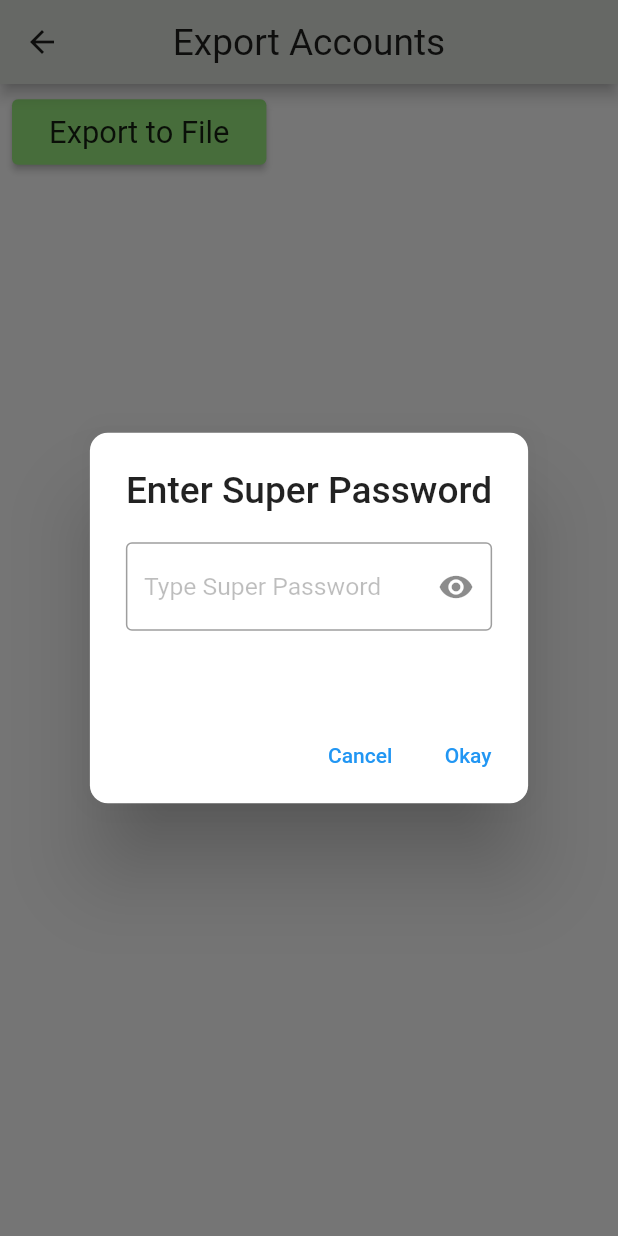
After one commit to srad1292/flutter_password_manager, a Flutter app: the ExportDataPage screen opened directly, after a tap on "Export to File", on a phone screen of 412 x 824 dp. The commit adds this screen. Run offline on Flutter 3.47's test engine with Material 2 defaults, Android fonts, the phone set to English and light mode, and no system bars; our stand-ins replace device_preview, get_it, shared_preferences, sqflite; missing offline and left inert: encrypt; accounts and stored records are empty.

Commit message:
Encyrption and decryption working. Next up is actual exporting

```diff
--- /dev/null
+++ b/example_secrets.json
@@ -0,0 +1,3 @@
+{
+  "secureKey": "abc123"
+}
--- /dev/null
+++ b/lib/modules/export/models/export_page.dart
@@ -0,0 +1,88 @@
+
+import 'package:flutter/material.dart';
+import 'package:password_manager/common/widget/password_request_dialog.dart';
+import 'package:password_manager/modules/shared/service/password.dart';
+import 'package:password_manager/modules/shared/service/settings.dart';
+import 'package:password_manager/utils/service_locator.dart';
+
+
+import 'exportdata.dart';
+
+
+class ExportDataPage extends StatefulWidget {
+  @override
+  _ExportDataPageState createState() => _ExportDataPageState();
+}
+
+class _ExportDataPageState extends State<ExportDataPage> {
+  late PasswordService _passwordService;
+  late SettingsService _settingsService;
+
+  @override
+  void initState() {
+    super.initState();
+    _settingsService = serviceLocator.get<SettingsService>();
+    _passwordService = serviceLocator.get<PasswordService>();
+  }
+
+
+  @override
+  Widget build(BuildContext context) {
+    return SafeArea(
+        child: GestureDetector(
+            onTap: () {
+              final FocusScopeNode currentScope = FocusScope.of(context);
+              if (!currentScope.hasPrimaryFocus && currentScope.hasFocus) {
+                FocusManager.instance.primaryFocus?.unfocus();
+              }
+            },
+            child: Scaffold(
+              appBar: AppBar(
+                  title: Text("Export Accounts")
+              ),
+              body: Padding(
+                  padding: const EdgeInsets.symmetric(vertical: 8.0, horizontal: 8.0),
+                  child: Column(
+                    mainAxisAlignment: MainAxisAlignment.start,
+                    crossAxisAlignment: CrossAxisAlignment.center,
+                    children: [
+                      _buildExportToFileButton()
+                    ],
+                  )
+              ),
+              resizeToAvoidBottomInset: false,
+            )
+        )
+    );
+  }
+
+  Widget _buildExportToFileButton() {
+    return ElevatedButton(
+      onPressed: () async {
+        ExportData? data = await getExportData();
+        if(data == null) { return; }
+      },
+      child: Text("Export to File"),
+    );
+  }
+
+  Future<ExportData?> getExportData() async {
+    if(_settingsService.getSettings().guardExportPasswords) {
+      bool canExport = await showPasswordRequest(context: context);
+      if(!canExport) { return null; }
+    }
+
+    ExportData data = await _passwordService.getExportData();
+
+    print("====GOT EXPORT DATA====");
+    print(data.toJson());
+
+    print("====TESTING DECRYPT====");
+    ExportData decrypted = await _passwordService.decryptData(data);
+    print(decrypted.toJson());
+
+
+  }
+
+
+}
--- /dev/null
+++ b/lib/modules/export/models/exportdata.dart
@@ -0,0 +1,19 @@
+import 'package:password_manager/modules/shared/model/password.dart';
+import 'package:password_manager/modules/super_password/page/super_password.dart';
+
+class ExportData {
+  late SuperPassword superPassword;
+  late List<Password> accounts;
+
+  ExportData(SuperPassword superPassword, List<Password> accounts) {
+   this.superPassword = SuperPassword.clone(superPassword);
+   this.accounts = accounts.map((e) => Password.clone(e)).toList();
+  }
+
+  Map<String, dynamic> toJson() {
+    final Map<String, dynamic> data = new Map<String, dynamic>();
+    data['superPassword'] = this.superPassword.toPersistence();
+    data['accounts'] = this.accounts.map((v) => v.toJson()).toList();
+    return data;
+  }
+}
--- a/lib/modules/shared/dao/super_password_dao.dart
+++ b/lib/modules/shared/dao/super_password_dao.dart
@@ -1,5 +1,3 @@
-
-
 import 'package:password_manager/modules/super_password/page/super_password.dart';
 import 'package:password_manager/utils/database.dart';
 import 'package:password_manager/utils/database_tables.dart';
--- a/lib/modules/shared/model/password.dart
+++ b/lib/modules/shared/model/password.dart
@@ -30,6 +30,16 @@ class Password {
     'is_secret': this.isSecret == true ? 1 : 0,
   };
 
+  Map<String, dynamic> toJson() =>
+  {
+    'id': this.id,
+    'accountName': this.accountName,
+    'email': this.email,
+    'username': this.username,
+    'password': this.password,
+    'isSecret': this.isSecret,
+  };
+
   factory Password.fromPersistence(Map<String, dynamic> json) {
     return Password(
       id: json['id'],
@@ -38,6 +48,17 @@ class Password {
       username: json['username'],
       password: json['password'],
       isSecret: json['is_secret'] == 1 ? true : false,
+    );
+  }
+
+  factory Password.fromJson(Map<String, dynamic> json) {
+    return Password(
+      id: json['id'],
+      accountName: json['accountName'],
+      email: json['email'],
+      username: json['username'],
+      password: json['password'],
+      isSecret: json['isSecret'],
     );
   }
 
--- /dev/null
+++ b/lib/modules/shared/service/encryptor_service.dart
@@ -0,0 +1,18 @@
+import 'package:encrypt/encrypt.dart';
+import 'package:password_manager/utils/secrets/secret.dart';
+import 'package:password_manager/utils/secrets/secret_loader.dart';
+
+class EncryptorService {
+
+
+  EncryptorService();
+
+  Future<Encrypter> getEncryptor() async {
+    Secret secret = await SecretLoader(secretPath: "secrets.json").load();
+    print("====GOT SECRET====");
+    print(secret.secureKey);
+    final key = Key.fromUtf8(secret.secureKey);
+
+    return Encrypter(AES(key));
+  }
+}
--- a/lib/modules/shared/service/password.dart
+++ b/lib/modules/shared/service/password.dart
@@ -1,8 +1,13 @@
 
+import 'package:encrypt/encrypt.dart';
+import 'package:password_manager/modules/export/models/exportdata.dart';
 import 'package:password_manager/modules/shared/dao/password.dart';
 import 'package:password_manager/modules/shared/dao/super_password_dao.dart';
 import 'package:password_manager/modules/shared/model/password.dart';
+import 'package:password_manager/modules/shared/service/encryptor_service.dart';
 import 'package:password_manager/modules/super_password/page/super_password.dart';
+import 'package:password_manager/utils/secrets/secret.dart';
+import 'package:password_manager/utils/secrets/secret_loader.dart';
 
 class PasswordService {
 
@@ -99,4 +104,44 @@ class PasswordService {
     int deletedCount = await this._passwordDao.deleteAllPassword();
     return deletedCount;
   }
+
+  Future<ExportData> getExportData() async {
+    SuperPassword superPassword = (await _superPasswordDao.getSuperPassword())!;
+    List<Password> accounts = await _passwordDao.getAllPasswords(showSecret: true);
+    List<Password> encrypted = await _encryptAccounts(accounts);
+    return new ExportData(superPassword, encrypted);
+  }
+
+  Future<List<Password>> _encryptAccounts(List<Password> accounts) async {
+    EncryptorService encryptorService = new EncryptorService();
+    Encrypter encryptor = await encryptorService.getEncryptor();
+    IV iv = IV.fromLength(16);
+
+    Password tempPassword;
+    List<Password> encryptedAccounts = accounts.map((e) {
+      tempPassword = Password.clone(e);
+      tempPassword.accountName = encryptor.encrypt(e.accountName, iv: iv).base64;
+      tempPassword.password = encryptor.encrypt(e.password, iv: iv).base64;
+      return tempPassword;
+    }).toList();
+
+    return encryptedAccounts;
+  }
+
+  Future<ExportData> decryptData(ExportData data) async {
+    EncryptorService encryptorService = new EncryptorService();
+    Encrypter encryptor = await encryptorService.getEncryptor();
+    IV iv = IV.fromLength(16);
+
+    Password tempPassword;
+    List<Password> decryptedAccounts = data.accounts.map((e) {
+      tempPassword = Password.clone(e);
+      tempPassword.accountName = encryptor.decrypt(Encrypted.fromBase64(e.accountName), iv: iv);
+      tempPassword.password = encryptor.decrypt(Encrypted.fromBase64(e.password), iv: iv);
+      return tempPassword;
+    }).toList();
+
+    return ExportData(SuperPassword.clone(data.superPassword), decryptedAccounts);
+  }
+
 }
```
Also changed, not shown: lib/modules/account_list/account_list_page.dart (+8 -3 lines), lib/modules/export/models/export_counts.dart (added, +7 -0 lines), lib/utils/secrets/secret.dart (added, +10 -0 lines), lib/utils/secrets/secret_loader.dart (added, +17 -0 lines), pubspec.yaml (+3 -11 lines), pubspec.lock, 1 other file.
